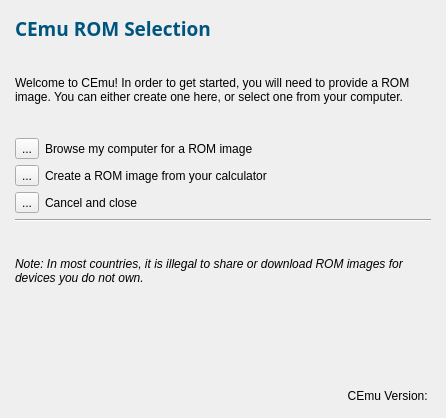
Before: the Qt Designer form gui/qt/romselection.ui in CE-Programming/CEmu, drawn with Qt 5.
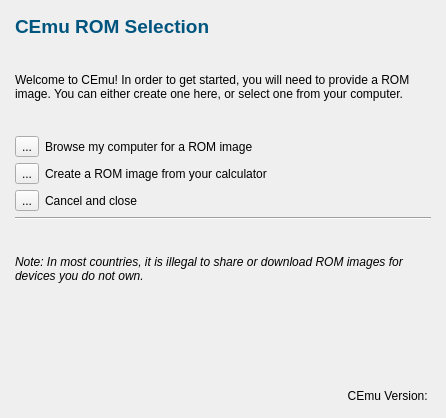
After: the same form once the commit is applied. Icons and pictures are not drawn. Custom widgets are drawn as their Qt base class.

Commit message: gui: fix some missing/bad font stuff.

```diff
--- a/gui/qt/romselection.ui
+++ b/gui/qt/romselection.ui
@@ -160,7 +160,6 @@
          </property>
          <property name="font">
           <font>
-           <family>Aharoni</family>
            <pointsize>14</pointsize>
            <weight>75</weight>
            <bold>true</bold>
```
The commit also changes 2 other files.
